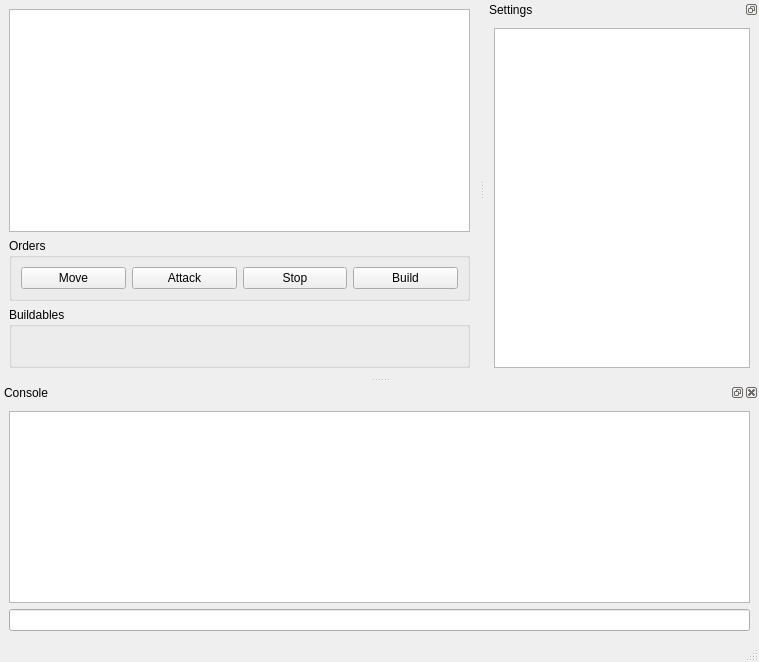
First picture: the form in kiai/mainWindow.ui, repository PembrokeNS/sakusen, before the edit.
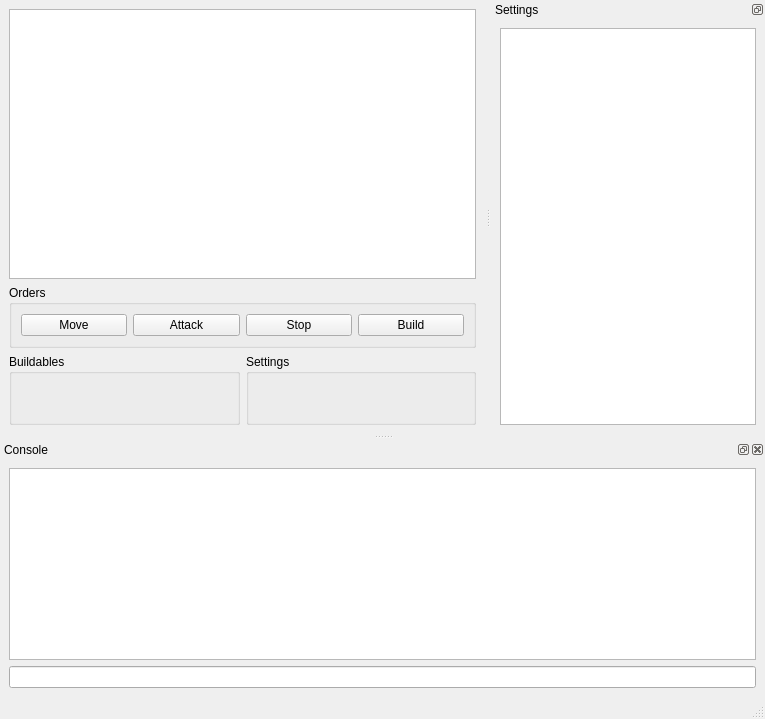
Second picture: the form after the edit. Custom widgets are drawn as their Qt base class.

Diff of the .ui file:
```diff
--- a/kiai/mainWindow.ui
+++ b/kiai/mainWindow.ui
@@ -6,8 +6,8 @@
    <rect>
     <x>0</x>
     <y>0</y>
-    <width>759</width>
-    <height>662</height>
+    <width>765</width>
+    <height>719</height>
    </rect>
   </property>
   <property name="windowTitle">
@@ -65,6 +65,8 @@
      </widget>
     </item>
     <item>
+     <layout class="QHBoxLayout" name="horizontalLayout">
+      <item>
      <widget class="QGroupBox" name="construct">
       <property name="title">
        <string>Buildables</string>
@@ -81,13 +83,40 @@
          <property name="sizeHint" stdset="0">
           <size>
            <width>20</width>
-           <height>20</height>
+             <height>30</height>
           </size>
          </property>
         </spacer>
        </item>
       </layout>
      </widget>
+      </item>
+      <item>
+       <widget class="QGroupBox" name="setters">
+        <property name="title">
+         <string>Settings</string>
+        </property>
+        <layout class="QHBoxLayout" name="horizontalLayout_3">
+         <item>
+          <spacer name="verticalSpacer_2">
+           <property name="orientation">
+            <enum>Qt::Vertical</enum>
+           </property>
+           <property name="sizeType">
+            <enum>QSizePolicy::Fixed</enum>
+           </property>
+           <property name="sizeHint" stdset="0">
+            <size>
+             <width>20</width>
+             <height>30</height>
+            </size>
+           </property>
+          </spacer>
+         </item>
+        </layout>
+       </widget>
+      </item>
+     </layout>
     </item>
    </layout>
   </widget>
```
Left out of the diff: 2 changed lines with no effect on the pictures. Lines whose indentation alone changed are shown as unchanged.
